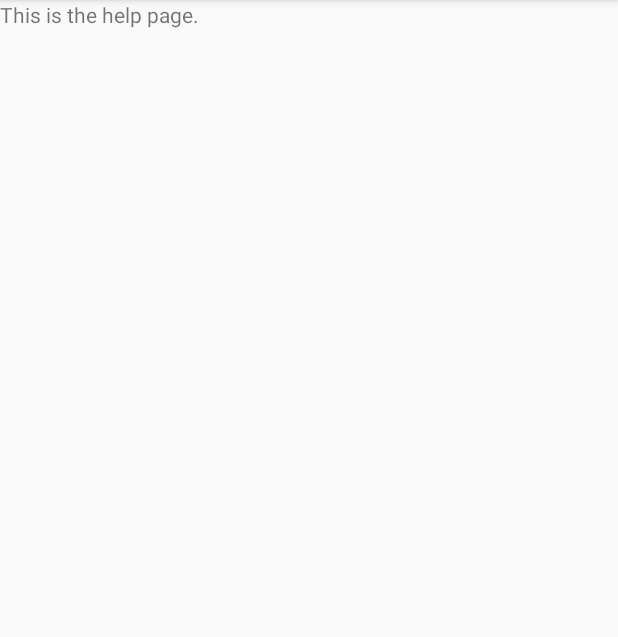
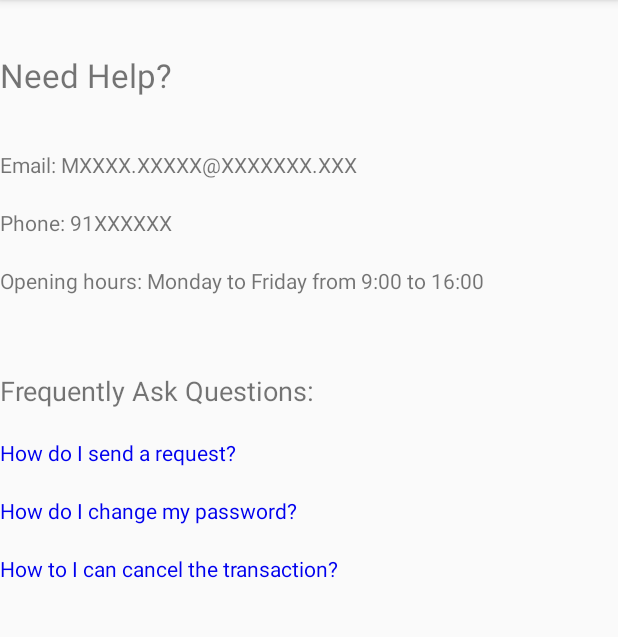
Before and after one commit to mmoshf17/MicroLendr1, an Android app: the Help screen opened directly, with no data from a screen before it, on a phone screen of 412 x 824 dp, the part 84-721 px from its top. Run offline under Robolectric (Android 15) with nearby library versions, the phone set to English and light mode, and no system bars.

Commit message:
Added more features (GDPR)

```diff
--- a/app/src/main/res/layout/activity_help.xml
+++ b/app/src/main/res/layout/activity_help.xml
@@ -5,9 +5,100 @@
 
 
     <TextView
+        android:lines="2"
         android:layout_width="wrap_content"
         android:layout_height="wrap_content"
-        android:text="This is the help page."
         />
 
+    <TextView
+        android:layout_width="wrap_content"
+        android:layout_height="wrap_content"
+        android:textSize="22dp"
+        android:text="@string/txtNeedHelp"
+        />
+
+    <TextView
+        android:lines="2"
+        android:layout_width="wrap_content"
+        android:layout_height="wrap_content"
+        />
+
+    <TextView
+        android:layout_width="wrap_content"
+        android:layout_height="wrap_content"
+        android:text="@string/txtContactbyEmail"
+        />
+
+    <TextView
+        android:layout_width="wrap_content"
+        android:layout_height="wrap_content"
+        />
+
+    <TextView
+        android:layout_width="wrap_content"
+        android:layout_height="wrap_content"
+        android:text="@string/txtContactbyPhone"
+        />
+
+    <TextView
+        android:layout_width="wrap_content"
+        android:layout_height="wrap_content"
+        />
+
+    <TextView
+        android:layout_width="wrap_content"
+        android:layout_height="wrap_content"
+        android:text="@string/txtContactHours"
+        />
+
+    <TextView
+        android:lines="3"
+        android:layout_width="wrap_content"
+        android:layout_height="wrap_content"
+        />
+
+    <TextView
+        android:textSize="18dp"
+        android:layout_width="wrap_content"
+        android:layout_height="wrap_content"
+        android:text="@string/txtFrequently"
+        />
+
+    <TextView
+        android:layout_width="wrap_content"
+        android:layout_height="wrap_content"
+        />
+
+    <TextView
+        android:layout_width="wrap_content"
+        android:layout_height="wrap_content"
+        android:text="@string/txtHowRequest"
+        android:textColor="#0000EE"
+        />
+    <TextView
+        android:layout_width="wrap_content"
+        android:layout_height="wrap_content"
+        />
+
+    <TextView
+        android:layout_width="wrap_content"
+        android:layout_height="wrap_content"
+        android:text="@string/txtHowPassword"
+        android:textColor="#0000EE"
+        />
+
+    <TextView
+        android:layout_width="wrap_content"
+        android:layout_height="wrap_content"
+        />
+
+    <TextView
+        android:layout_width="wrap_content"
+        android:layout_height="wrap_content"
+        android:text="@string/txtHowTransaction"
+        android:textColor="#0000EE"
+        />
+
+
+
 </LinearLayout>
--- a/app/src/main/res/layout/activity_terms_conditions.xml
+++ b/app/src/main/res/layout/activity_terms_conditions.xml
@@ -27,7 +27,7 @@
 
         android:layout_width="wrap_content"
         android:layout_height="wrap_content"
-        android:text= "To read more "
+        android:text= "@string/txtReadMore"
         />
 
     <TextView
@@ -37,6 +37,6 @@
         android:clickable="true"
         android:textColor="#0000EE"
         android:layout_height="wrap_content"
-        android:text="@string/txtGDPRLink"/>
+        android:text="@string/txtGDPRLnk"/>
 
 </LinearLayout>
--- a/app/src/main/res/values/strings.xml
+++ b/app/src/main/res/values/strings.xml
@@ -19,8 +19,13 @@
     <string name="hintRegisterEmail">Email</string>
     <string name="hintRegisterPassword">Password</string>
     <string name="txtTerms">I have read and accept the terms and conditions</string>
+
+--------------------------------------------------------------------------------------------------------------------------------------------
+
+    //Terms and Conditions
     <string name="txtTermsDetails">In order to comply with privacy regulations in the European Union we will need you to provide consent before being able to register. Its also worth reading our privacy and coockies policy so you understand how we collect and use your personal data.</string>
-    <string name="txtGDPRLink">https://gdpr-info.eu/</string>
+    <string name="txtReadMore">Read more: </string>
+    <string name="txtGDPRLnk">https://gdpr-info.eu/</string>
 
 --------------------------------------------------------------------------------------------------------------------------------------------
 
@@ -46,7 +51,16 @@
 --------------------------------------------------------------------------------------------------------------------------------------------
 
     //Help
-    <string name="txtHelp">This is the help page.</string>
+
+    <string name="txtContactbyEmail">Email: MXXXX.XXXXX@XXXXXXX.XXX</string>
+    <string name="txtContactbyPhone">Phone: 91XXXXXX</string>
+    <string name="txtContactHours">Opening hours: Monday to Friday from 9:00 to 16:00</string>
+    <string name="txtNeedHelp">Need Help?</string>
+    <string name="txtFrequently">Frequently Ask Questions:</string>
+    <string name="txtHowRequest">How do I send a request?</string>
+    <string name="txtHowTransaction">How to I can cancel the transaction?</string>
+    <string name="txtHowPassword">How do I change my password?</string>
+
 --------------------------------------------------------------------------------------------------------------------------------------------
 
     //Send Request
```
